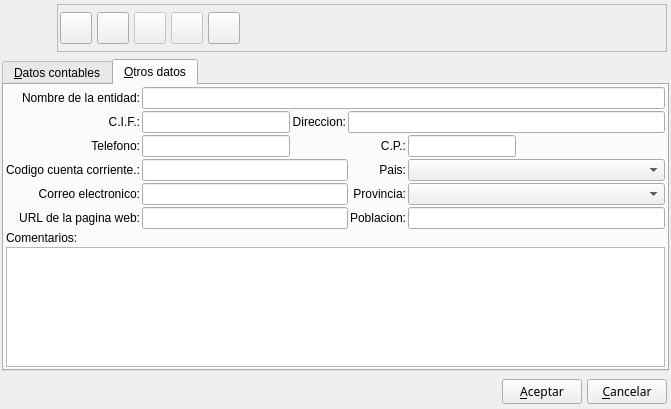
eboladev/Bulmages-1, file bulmages/bulmacont/src/cuentabase.ui: the form before one commit.
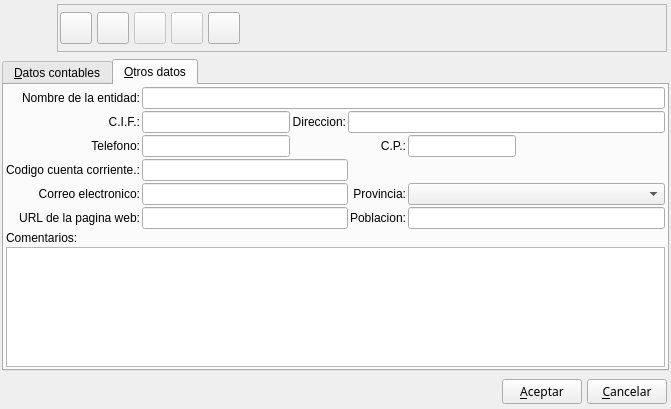
The form after the commit. The open tabs and pages were chosen to show the change. Icons and pictures are not drawn. Custom widgets are drawn as their Qt base class.

Diff of the .ui file:
```diff
--- a/bulmages/bulmacont/src/cuentabase.ui
+++ b/bulmages/bulmacont/src/cuentabase.ui
@@ -1780,19 +1780,6 @@
        <item row="3" column="1" colspan="3" >
         <widget class="QLineEdit" name="banco" />
        </item>
-       <item row="3" column="4" >
-        <widget class="QLabel" name="label" >
-         <property name="text" >
-          <string>Pais:</string>
-         </property>
-         <property name="alignment" >
-          <set>Qt::AlignRight|Qt::AlignTrailing|Qt::AlignVCenter</set>
-         </property>
-        </widget>
-       </item>
-       <item row="3" column="5" colspan="2" >
-        <widget class="QComboBox" name="mui_pais" />
-       </item>
        <item row="4" column="0" >
         <widget class="QLabel" name="TextLabel3_3_2" >
          <property name="text" >
@@ -1928,6 +1915,13 @@
   </layout>
  </widget>
  <layoutdefault spacing="2" margin="2" />
+ <customwidgets>
+  <customwidget>
+   <class>BusquedaProvincia</class>
+   <extends>QComboBox</extends>
+   <header>busquedaprovincia.h</header>
+  </customwidget>
+ </customwidgets>
  <tabstops>
   <tabstop>codigo</tabstop>
   <tabstop>codigopadre</tabstop>
```
Left out of the diff: 6 changed lines with no effect on the pictures.
